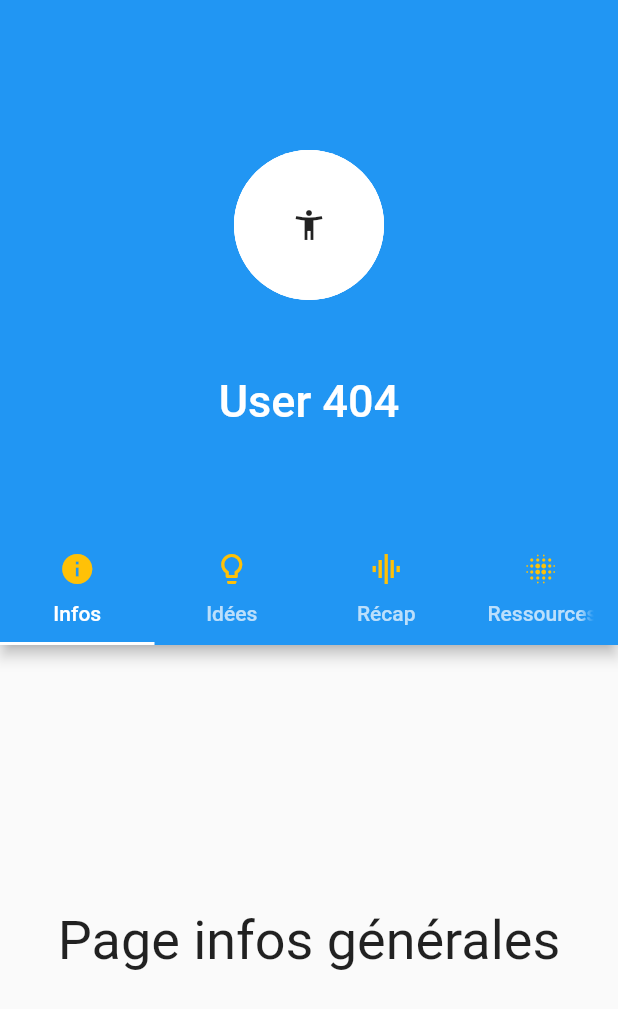
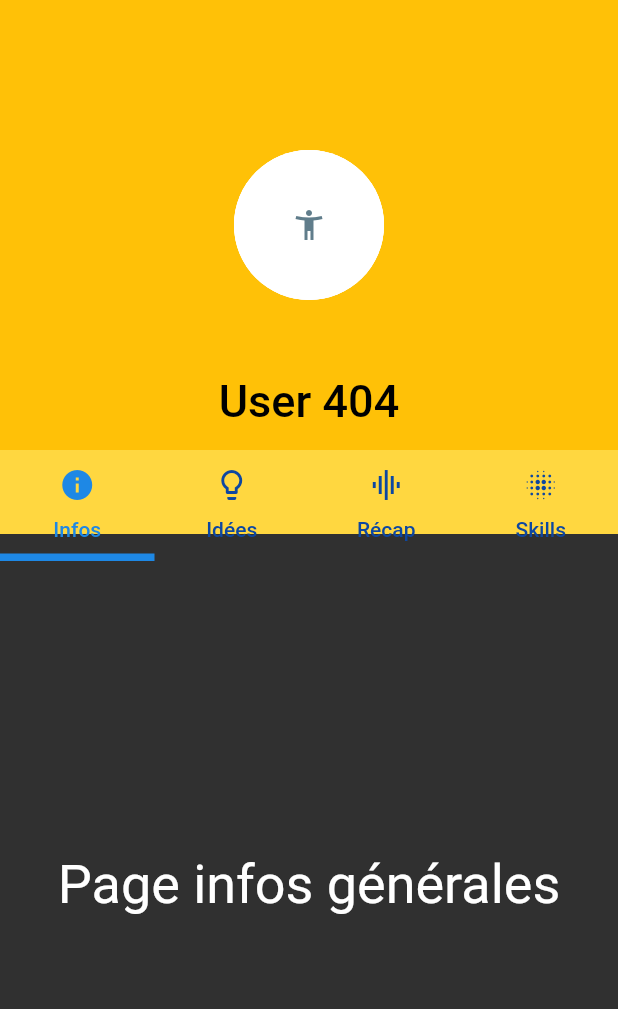
Before and after one commit to Aympab/Idea, a Flutter app: the screen it shows after launch, on a phone screen of 412 x 824 dp. Shown: the top 1009 px of the screen. Run offline on Flutter 3.47's test engine with Material 2 defaults, Android fonts, the phone set to English and light mode, and no system bars; drawn by our look-alikes of circular_profile_avatar; our stand-ins replace bloc, equatable, flutter_bloc, image_picker; missing offline and left inert: configurable_expansion_tile, flutter_multiselect; Roboto replaces fonts that are missing (Hind).

Commit message:
dark theme V1 + page profile V1

```diff
--- a/lib/main.dart
+++ b/lib/main.dart
@@ -1,7 +1,7 @@
 import 'package:flutter/material.dart';
 import 'package:flutter_bloc/flutter_bloc.dart';
 import 'package:idea/view/inscription.dart';
-import 'package:idea/view/profile/profile.dart';
+import 'package:idea/view/profile/profileMain.dart';
 
 import 'view/inscription.dart';
 import 'bloc/inscription/inscription_bloc.dart';
@@ -13,11 +13,56 @@ class MyApp extends StatelessWidget {
   @override
   Widget build(BuildContext context) {
     return MaterialApp(
+      theme: darkTheme,
       title: 'Idea',
       home: BlocProvider(
-            create: (BuildContext context) => InscriptionBloc(),
-            child: ProfileView()
-          )
-        );
+        create: (BuildContext context) => InscriptionBloc(),
+        child: ProfileView(),
+      ),
+    );
   }
 }
+
+ThemeData darkTheme = ThemeData(
+  // Define the default brightness and colors.
+  brightness: Brightness.dark,
+  primaryColor: Colors.amber[100],
+  accentColor: Colors.blueGrey,
+  //backgroundColor: Colors.blueGrey,
+  appBarTheme: AppBarTheme(
+    color: Colors.amberAccent,
+    elevation: 1.0,
+  ),
+
+
+  iconTheme: IconThemeData(
+    color: Colors.blueGrey,
+  ),
+
+  //sliderTheme: SliderThemeData(activeTrackColor:Colors.blueGrey,overlayColor: Colors.blueGrey ),
+
+
+  tabBarTheme: TabBarTheme(
+    labelColor: Colors.blue[600],
+    unselectedLabelColor: Colors.blue[900],
+    indicator: UnderlineTabIndicator(
+      borderSide: BorderSide(
+        style: BorderStyle.solid,
+        width: 5.0,
+        color: Colors.blue[600],
+      ),
+    ),
+  ),
+
+
+  // Define the default font family.
+  //fontFamily: 'Georgia',
+
+  // Define the default TextTheme. Use this to specify the default
+  // text styling for headlines, titles, bodies of text, and more.
+  textTheme: TextTheme(
+    headline: TextStyle(fontSize: 72.0, fontWeight: FontWeight.bold),
+    title: TextStyle(fontSize: 30.0, fontWeight: FontWeight.w300),
+    body1: TextStyle(fontSize: 14.0, fontFamily: 'Hind'),
+  ),
+);
--- a/lib/view/profile/profileHeader.dart
+++ b/lib/view/profile/profileHeader.dart
@@ -16,7 +16,7 @@ class _ProfileHeaderState extends State<ProfileHeader> {
       title: Text("User 404"),
       background: Center(
         child: CircularProfileAvatar(
-          "User404",
+          "bolosse",
           child: Icon(Icons.accessibility_new),
         ),
       ),
--- a/lib/view/profile/profile.dart
+++ b/lib/view/profile/profileMain.dart
@@ -22,7 +22,7 @@ class ProfileViewState extends State<ProfileView>
   @override
   void initState() {
     super.initState();
-    //On instancie ProfileTabs pour être sûr d'avoir la longueur des onglets
+    //On utilise des controllers pour gérer les différents scrolls
     _tabController =
         TabController(vsync: this, length: ProfileTabs.tabs.length);
     _scrollController = new ScrollController();
@@ -52,6 +52,7 @@ class ProfileViewState extends State<ProfileView>
   //La partie en tête
   Widget _buildAppBar() {
     return const SliverAppBar(
+        backgroundColor: Colors.amber,
         floating: false,
         pinned: true,
         snap: false,
--- a/lib/view/profile/profileTabs.dart
+++ b/lib/view/profile/profileTabs.dart
@@ -18,28 +18,24 @@ class ProfileTabs extends StatefulWidget {
         text: 'Infos',
         icon: Icon(
           Icons.info,
-          color: Colors.amber,
         ),
       ),
       Tab(
         text: 'Idées',
         icon: Icon(
           Icons.lightbulb_outline,
-          color: Colors.amber,
         ),
       ),
       Tab(
         text: 'Récap',
         icon: Icon(
           Icons.graphic_eq,
-          color: Colors.amber,
         ),
       ),
       Tab(
-        text: 'Ressources',
+        text: 'Skills',
         icon: Icon(
           Icons.blur_on,
-          color: Colors.amber,
         ),
       ),
     ];
@@ -52,11 +48,24 @@ class _ProfileTabsState extends State<ProfileTabs> {
     return DefaultTabController(
       length: ProfileTabs.tabs.length,
       child: Scaffold(
-        appBar: AppBar(
-          bottom: TabBar(
-            tabs: ProfileTabs.tabs,
-          ),
-        ),
+        appBar: new PreferredSize(
+            child: new Container(
+              color: Colors.amberAccent,
+              child: Column(
+                children: <Widget>[
+                  new Expanded(child: new Container()),
+                  new TabBar(tabs: ProfileTabs.tabs)
+                ],
+              ),
+            ),
+            preferredSize: Size.fromHeight(kToolbarHeight)),
+        //  AppBar(
+        //   elevation: 15.0,
+        //   titleSpacing: 0.0,
+        //   bottom: TabBar(
+        //     tabs: ProfileTabs.tabs,
+        //   ),
+        // ),
         body: TabBarView(
           children: <Widget>[
             InfosTab(),
@@ -64,15 +73,6 @@ class _ProfileTabsState extends State<ProfileTabs> {
             SummaryTab(),
             ResourcesTab(),
           ],
-          // ProfileTabs.tabs.map((Tab tab) {
-          //   final String label = tab.text.toLowerCase();
-          //   return Center(
-          //     child: Text(
-          //       'This is the $label tab',
-          //       style: const TextStyle(fontSize: 36),
-          //     ),
-          //   );
-          // }).toList(),
         ),
       ),
     );
--- a/lib/view/profile/tabs/bloc/test_bloc.dart
+++ /dev/null
@@ -1,19 +0,0 @@
-import 'dart:async';
-
-import 'package:bloc/bloc.dart';
-import 'package:equatable/equatable.dart';
-
-part 'test_event.dart';
-part 'test_state.dart';
-
-class TestBloc extends Bloc<TestEvent, TestState> {
-  @override
-  TestState get initialState => TestInitial();
-
-  @override
-  Stream<TestState> mapEventToState(
-    TestEvent event,
-  ) async* {
-    // TODO: implement mapEventToState
-  }
-}
--- a/lib/view/profile/tabs/bloc/test_event.dart
+++ /dev/null
@@ -1,5 +0,0 @@
-part of 'test_bloc.dart';
-
-abstract class TestEvent extends Equatable {
-  const TestEvent();
-}
--- a/lib/view/profile/tabs/bloc/test_state.dart
+++ /dev/null
@@ -1,10 +0,0 @@
-part of 'test_bloc.dart';
-
-abstract class TestState extends Equatable {
-  const TestState();
-}
-
-class TestInitial extends TestState {
-  @override
-  List<Object> get props => [];
-}
```
